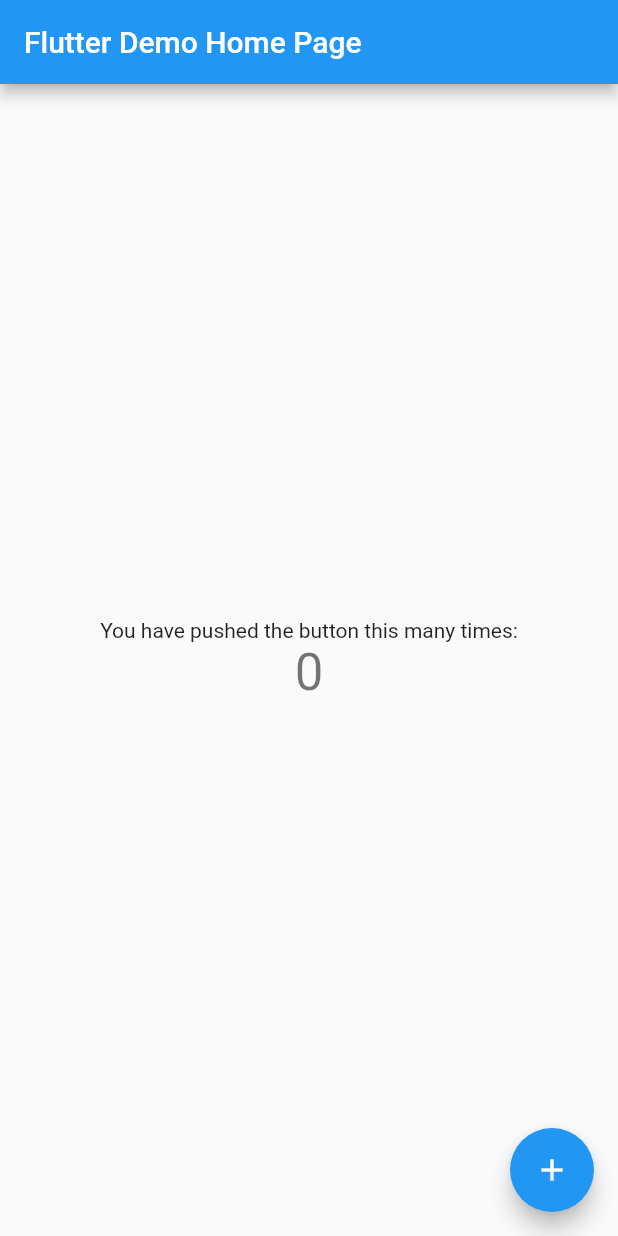
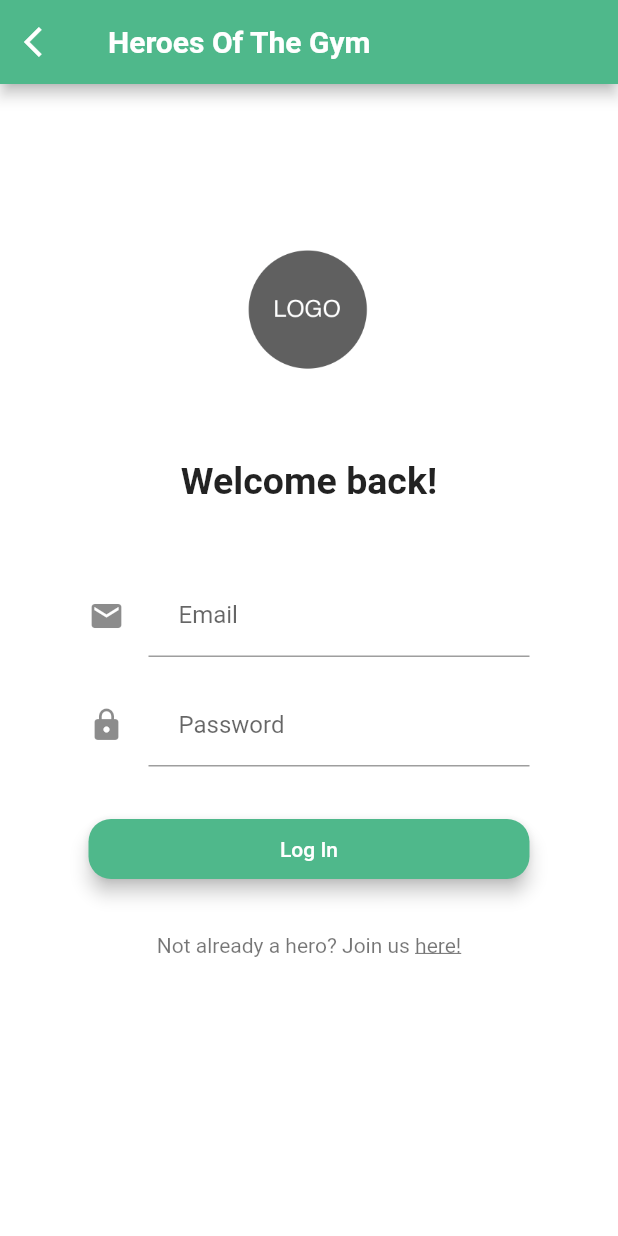
Before and after one commit to azero-as/hotg, a Flutter app: the screen it shows after launch, on a phone screen of 412 x 824 dp. Run offline on Flutter 3.47's test engine with Material 2 defaults, Android fonts, the phone set to English and light mode, and no system bars.

Commit message:
#2 Add login page

```diff
--- /dev/null
+++ b/heroes_app/lib/login.dart
@@ -0,0 +1,130 @@
+import 'package:flutter/material.dart';
+//import 'dashboard.dart';
+
+
+class LoginPage extends StatefulWidget {
+
+  static String tag = 'login-page';
+
+  @override
+  _LoginPageState createState() => new _LoginPageState();
+
+}
+
+class _LoginPageState extends State<LoginPage> {
+
+  @override
+  Widget build(BuildContext context) {
+
+    final logo = Hero(
+      tag: 'hero',
+      child: CircleAvatar(
+        backgroundColor: Colors.transparent,
+        radius: 60.0,
+        child: Image.asset('assets/logo.png'),
+      ),
+    );
+
+    final welcomeText = new Text(
+      'Welcome back!', style: TextStyle(fontWeight: FontWeight.bold, fontSize: 25.0,), textAlign: TextAlign.center,
+    );
+
+    final email = TextFormField(
+        keyboardType: TextInputType.emailAddress,
+        autofocus: false,
+        decoration: InputDecoration(
+          icon: Icon(Icons.email),
+          labelText: 'Email',
+          contentPadding: EdgeInsets.fromLTRB(20.0, 10.0, 20.0, 10.0),
+          border: UnderlineInputBorder(),
+        )
+    );
+
+    final password = TextFormField(
+      autofocus: false,
+      obscureText: true,
+      decoration: InputDecoration(
+        icon: Icon(Icons.lock),
+        labelText: 'Password',
+        contentPadding: EdgeInsets.fromLTRB(20.0, 10.0, 20.0, 10.0),
+        border: UnderlineInputBorder(),
+      ),
+    );
+
+    final loginButton = Padding(
+      padding: EdgeInsets.symmetric(vertical: 16.0),
+      child: RaisedButton(
+        elevation: 5.0,
+        shape: RoundedRectangleBorder(
+          borderRadius: BorderRadius.circular(15.0),
+        ),
+        onPressed: () {
+          //TODO: eventhandler on log in button
+          //Navigator.of(context).pushNamed(Dashboard.tag);
+        },
+        padding: EdgeInsets.all(12),
+        color: const Color(0xFF4FB88B),
+        child: Text('Log In', style: TextStyle(color: Colors.white),),
+      ),
+    );
+
+    final joinButton = FlatButton(
+      child: RichText(
+        text: TextSpan(
+          text: 'Not already a hero? Join us ', style: TextStyle(color: Colors.black54),
+          children: <TextSpan>[
+            TextSpan(
+              text: 'here!',
+              style: TextStyle(
+                color: Colors.black54,
+                decoration: TextDecoration.underline,
+                decorationColor: Colors.black54,
+                decorationStyle: TextDecorationStyle.solid,
+              ),
+            ),
+          ],
+        ),
+      ),
+      onPressed: (){
+        //TODO: eventhandler on join here button
+      },
+    );
+
+    return Scaffold(
+      backgroundColor: Colors.white,
+      appBar: new AppBar(
+        title: Text("Heroes Of The Gym", style: TextStyle(color: Colors.white, fontWeight: FontWeight.bold)),
+        leading: IconButton(icon: Icon(Icons.arrow_back_ios),
+            onPressed: (){
+              //TODO Handle back button
+              //() => Navigator.of(context).pop(); dont know if this is the right code
+            }),
+        iconTheme: IconThemeData(
+          color: Colors.white, //change your color here
+        ),
+      ),
+      body: Center(
+          child: Container(
+            margin: EdgeInsets.fromLTRB(35, 0, 35, 80),
+            child: ListView(
+              shrinkWrap: true,
+              padding: EdgeInsets.only(left: 24.0, right: 24.0),
+              children: <Widget>[
+                logo,
+                SizedBox(height: 40.0,),
+                welcomeText,
+                SizedBox(height: 48.0,),
+                email,
+                SizedBox(height: 18.0,),
+                password,
+                SizedBox(height: 15.0,),
+                loginButton,
+                joinButton
+              ],
+            ),
+          )
+      ),
+    );
+  }
+
+}
--- a/heroes_app/lib/main.dart
+++ b/heroes_app/lib/main.dart
@@ -1,111 +1,29 @@
 import 'package:flutter/material.dart';
+import 'login.dart';
+//import 'dashboard.dart';
 
-void main() => runApp(MyApp());
+void main() => runApp(new MyApp());
 
 class MyApp extends StatelessWidget {
-  // This widget is the root of your application.
+
+  //Navigation between pages
+  final routes = <String, WidgetBuilder>{
+    LoginPage.tag: (context) => LoginPage(),
+    //Dashboard.tag: (context) => Dashboard(),
+  };
+
   @override
   Widget build(BuildContext context) {
-    return MaterialApp(
-      title: 'Flutter Demo',
-      theme: ThemeData(
-        // This is the theme of your application.
-        //
-        // Try running your application with "flutter run". You'll see the
-        // application has a blue toolbar. Then, without quitting the app, try
-        // changing the primarySwatch below to Colors.green and then invoke
-        // "hot reload" (press "r" in the console where you ran "flutter run",
-        // or simply save your changes to "hot reload" in a Flutter IDE).
-        // Notice that the counter didn't reset back to zero; the application
-        // is not restarted.
-        primarySwatch: Colors.blue,
+    return new MaterialApp(
+      title: 'Heroes of the gym',
+      debugShowCheckedModeBanner: false,
+      theme: new ThemeData(
+        primaryColor: const Color(0xFF4FB88B),
+        secondaryHeaderColor: const Color(0xFF5DC6D9),
+        accentColor: const Color(0xFFFFAD32),
       ),
-      home: MyHomePage(title: 'Flutter Demo Home Page'),
+      home: LoginPage(), //Change this to the first page (login/signin)
+      routes: routes,
     );
   }
 }
-
-class MyHomePage extends StatefulWidget {
-  MyHomePage({Key key, this.title}) : super(key: key);
-
-  // This widget is the home page of your application. It is stateful, meaning
-  // that it has a State object (defined below) that contains fields that affect
-  // how it looks.
-
-  // This class is the configuration for the state. It holds the values (in this
-  // case the title) provided by the parent (in this case the App widget) and
-  // used by the build method of the State. Fields in a Widget subclass are
-  // always marked "final".
-
-  final String title;
-
-  @override
-  _MyHomePageState createState() => _MyHomePageState();
-}
-
-class _MyHomePageState extends State<MyHomePage> {
-  int _counter = 0;
-
-  void _incrementCounter() {
-    setState(() {
-      // This call to setState tells the Flutter framework that something has
-      // changed in this State, which causes it to rerun the build method below
-      // so that the display can reflect the updated values. If we changed
-      // _counter without calling setState(), then the build method would not be
-      // called again, and so nothing would appear to happen.
-      _counter++;
-    });
-  }
-
-  @override
-  Widget build(BuildContext context) {
-    // This method is rerun every time setState is called, for instance as done
-    // by the _incrementCounter method above.
-    //
-    // The Flutter framework has been optimized to make rerunning build methods
-    // fast, so that you can just rebuild anything that needs updating rather
-    // than having to individually change instances of widgets.
-    return Scaffold(
-      appBar: AppBar(
-        // Here we take the value from the MyHomePage object that was created by
-        // the App.build method, and use it to set our appbar title.
-        title: Text(widget.title),
-      ),
-      body: Center(
-        // Center is a layout widget. It takes a single child and positions it
-        // in the middle of the parent.
-        child: Column(
-          // Column is also layout widget. It takes a list of children and
-          // arranges them vertically. By default, it sizes itself to fit its
-          // children horizontally, and tries to be as tall as its parent.
-          //
-          // Invoke "debug painting" (press "p" in the console, choose the
-          // "Toggle Debug Paint" action from the Flutter Inspector in Android
-          // Studio, or the "Toggle Debug Paint" command in Visual Studio Code)
-          // to see the wireframe for each widget.
-          //
-          // Column has various properties to control how it sizes itself and
-          // how it positions its children. Here we use mainAxisAlignment to
-          // center the children vertically; the main axis here is the vertical
-          // axis because Columns are vertical (the cross axis would be
-          // horizontal).
-          mainAxisAlignment: MainAxisAlignment.center,
-          children: <Widget>[
-            Text(
-              'You have pushed the button this many times:',
-            ),
-            Text(
-              '$_counter',
-              style: Theme.of(context).textTheme.display1,
-            ),
-          ],
-        ),
-      ),
-      floatingActionButton: FloatingActionButton(
-        onPressed: _incrementCounter,
-        tooltip: 'Increment',
-        child: Icon(Icons.add),
-      ), // This trailing comma makes auto-formatting nicer for build methods.
-    );
-  }
-}
--- a/heroes_app/pubspec.yaml
+++ b/heroes_app/pubspec.yaml
@@ -40,6 +40,8 @@
   # assets:
   #  - images/a_dot_burr.jpeg
   #  - images/a_dot_ham.jpeg
+  assets:
+        - assets/logo.png
 
   # An image asset can refer to one or more resolution-specific "variants", see
   # https://flutter.io/assets-and-images/#resolution-aware.
```
Also changed, not shown: heroes_app/assets/logo.png (added).
